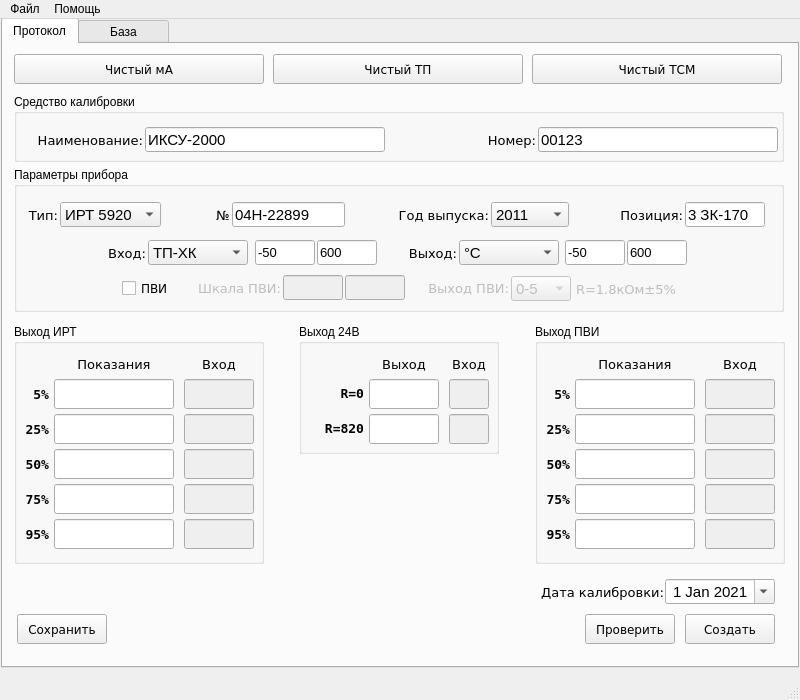
Old version of the form main.ui in the repository asd192/CalibrationIRT59.
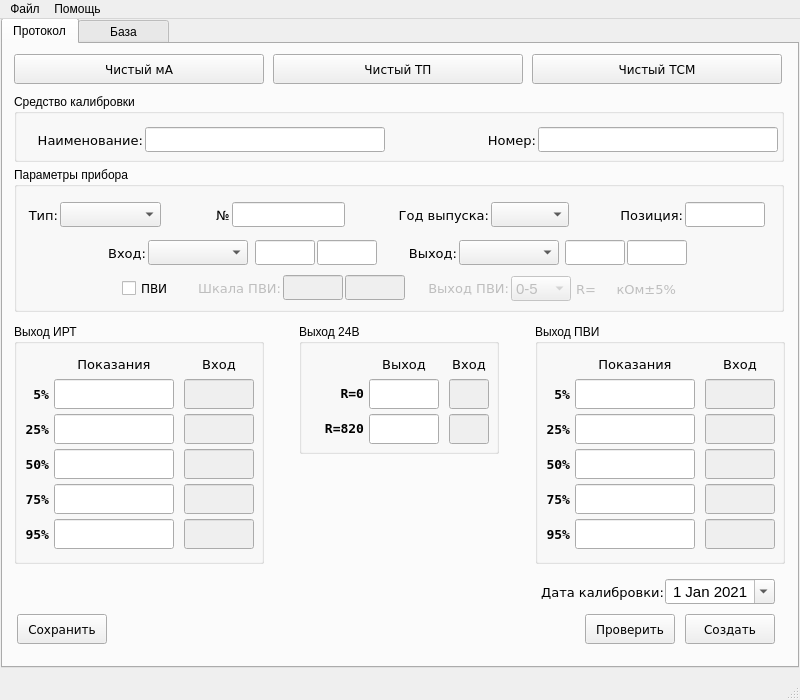
New version of the form.

```diff
--- a/main.ui
+++ b/main.ui
@@ -156,7 +156,7 @@
         <string>04Н-000000</string>
        </property>
        <property name="text">
-        <string>04Н-22899</string>
+        <string/>
        </property>
       </widget>
       <widget class="QLabel" name="label_in_signal">
@@ -212,6 +212,11 @@
        <property name="duplicatesEnabled">
         <bool>false</bool>
        </property>
+       <item>
+        <property name="text">
+         <string/>
+        </property>
+       </item>
        <item>
         <property name="text">
          <string>ТП-ХК</string>
@@ -289,6 +294,11 @@
          <bold>false</bold>
         </font>
        </property>
+       <item>
+        <property name="text">
+         <string/>
+        </property>
+       </item>
        <item>
         <property name="text">
          <string>2011</string>
@@ -404,6 +414,11 @@
        <property name="acceptDrops">
         <bool>false</bool>
        </property>
+       <item>
+        <property name="text">
+         <string/>
+        </property>
+       </item>
        <item>
         <property name="text">
          <string>ИРТ 5920</string>
@@ -438,6 +453,11 @@
        <property name="sizeAdjustPolicy">
         <enum>QComboBox::AdjustToContentsOnFirstShow</enum>
        </property>
+       <item>
+        <property name="text">
+         <string/>
+        </property>
+       </item>
        <item>
         <property name="text">
          <string>°С</string>
@@ -581,7 +601,7 @@
         <set>Qt::ImhNone</set>
        </property>
        <property name="text">
-        <string>-50</string>
+        <string/>
        </property>
        <property name="maxLength">
         <number>6</number>
@@ -614,7 +634,7 @@
         <string>04Н-000000</string>
        </property>
        <property name="text">
-        <string>3 ЗК-170</string>
+        <string/>
        </property>
       </widget>
       <widget class="QLineEdit" name="lineEdit_in_end_value">
@@ -639,7 +659,7 @@
         <set>Qt::ImhNone</set>
        </property>
        <property name="text">
-        <string>600</string>
+        <string/>
        </property>
        <property name="maxLength">
         <number>6</number>
@@ -670,7 +690,7 @@
         <set>Qt::ImhNone</set>
        </property>
        <property name="text">
-        <string>-50</string>
+        <string/>
        </property>
        <property name="maxLength">
         <number>6</number>
@@ -701,7 +721,7 @@
         <set>Qt::ImhNone</set>
        </property>
        <property name="text">
-        <string>600</string>
+        <string/>
        </property>
        <property name="maxLength">
         <number>6</number>
@@ -889,7 +909,7 @@
         </font>
        </property>
        <property name="text">
-        <string>R=1.8кОм±5%</string>
+        <string>R=     кОм±5%</string>
        </property>
        <property name="alignment">
         <set>Qt::AlignLeading|Qt::AlignLeft|Qt::AlignVCenter</set>
@@ -1634,7 +1654,7 @@
         <set>Qt::ImhNone</set>
        </property>
        <property name="text">
-        <string>ИКСУ-2000</string>
+        <string/>
        </property>
       </widget>
       <widget class="QLabel" name="label_calibr_name">
@@ -1708,7 +1728,7 @@
         <enum>Qt::ClickFocus</enum>
        </property>
        <property name="text">
-        <string>00123</string>
+        <string/>
        </property>
       </widget>
      </widget>
```
